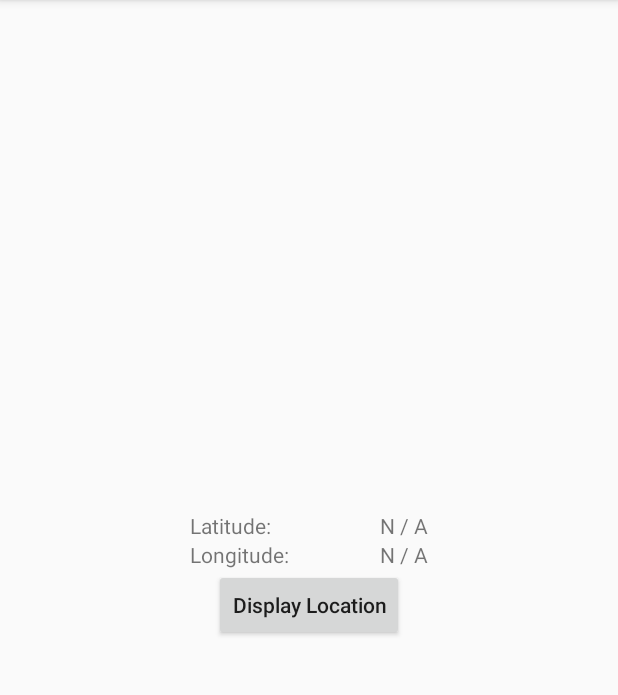
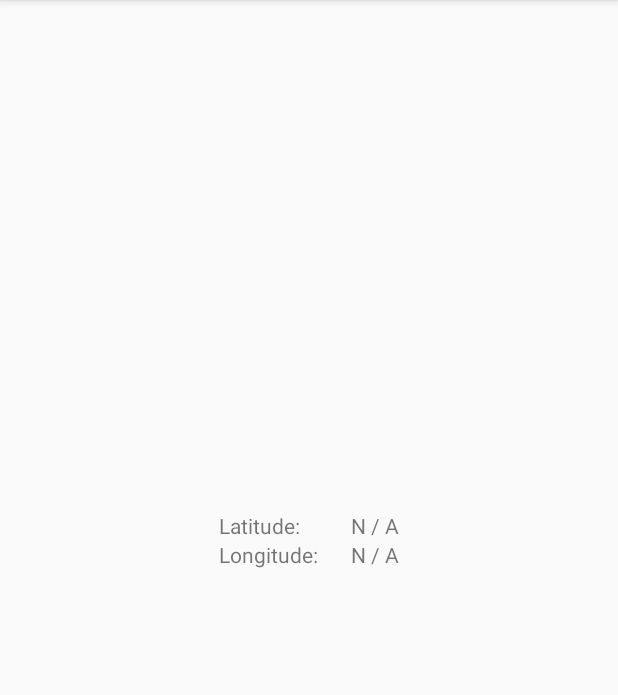
Before and after one commit to fangyiwen/NUMAD20SuYiwenFang, an Android app: the DisplayLocationActivity screen opened directly, with no data from a screen before it, on a phone screen of 412 x 824 dp, the part 84-779 px from its top. Run offline under Robolectric (Android 15) with nearby library versions, the phone set to English and light mode, and no system bars.

Commit message:
Update Try Again! button, Assignment 5

```diff
--- a/app/build.gradle
+++ b/app/build.gradle
@@ -8,8 +8,8 @@ android {
         applicationId "com.myexample.numad20su_yiwenfang"
         minSdkVersion 26
         targetSdkVersion 29
-        versionCode 7
-        versionName "7.0"
+        versionCode 8
+        versionName "8.0"
 
         testInstrumentationRunner "androidx.test.runner.AndroidJUnitRunner"
     }
--- a/app/src/main/java/com/myexample/numad20su_yiwenfang/DisplayLocationActivity.java
+++ b/app/src/main/java/com/myexample/numad20su_yiwenfang/DisplayLocationActivity.java
@@ -25,9 +25,17 @@ public class DisplayLocationActivity extends AppCompatActivity {
     protected void onCreate(Bundle savedInstanceState) {
         super.onCreate(savedInstanceState);
         setContentView(R.layout.activity_display_location);
+        // Try to show location when it onCreates
+        displayLocation();
     }
 
-    public void displayLocation(View view) {
+    // The Button "Try Again!" is initially invisible
+    // and only visible to click if permission denied or no location providers
+    public void displayLocationButton(View view) {
+        displayLocation();
+    }
+
+    public void displayLocation() {
         // Check permission for GPS location, network location, and network access
         if (ContextCompat.checkSelfPermission(this, Manifest.permission.ACCESS_FINE_LOCATION)
                 == PackageManager.PERMISSION_GRANTED && ContextCompat.checkSelfPermission(
@@ -63,6 +71,8 @@ public class DisplayLocationActivity extends AppCompatActivity {
                 } else {
                     // Permission denied
                     Toast.makeText(this, "Permission denied!", Toast.LENGTH_SHORT).show();
+                    // The Button "Try Again!" is set to be visible
+                    findViewById(R.id.button12).setVisibility(View.VISIBLE);
                 }
                 return;
             }
@@ -87,6 +97,8 @@ public class DisplayLocationActivity extends AppCompatActivity {
             Intent intent = new Intent();
             intent.setAction(Settings.ACTION_LOCATION_SOURCE_SETTINGS);
             startActivity(intent);
+            // The Button "Try Again!" is set to be visible
+            findViewById(R.id.button12).setVisibility(View.VISIBLE);
             return;
         }
 
@@ -99,6 +111,8 @@ public class DisplayLocationActivity extends AppCompatActivity {
             myLocationManager.requestLocationUpdates(currentProvider,
                     0, 0, myListener);
         }
+        // Location is successfully obtained. The Button "Try Again!" is then reset to be invisible
+        findViewById(R.id.button12).setVisibility(View.INVISIBLE);
     }
 
     // Display the latitude and longitude values in the TextViews
--- a/app/src/main/res/layout/activity_display_location.xml
+++ b/app/src/main/res/layout/activity_display_location.xml
@@ -58,9 +58,10 @@
                 android:id="@+id/button12"
                 android:layout_width="wrap_content"
                 android:layout_height="wrap_content"
-                android:onClick="displayLocation"
+                android:onClick="displayLocationButton"
                 android:text="@string/display_location_string"
-                android:textAllCaps="false" />
+                android:textAllCaps="false"
+                android:visibility="invisible" />
         </TableRow>
 
     </TableLayout>
--- a/app/src/main/res/values/strings.xml
+++ b/app/src/main/res/values/strings.xml
@@ -27,7 +27,7 @@
     <string name="locator_string">Locator</string>
     <string name="latitude_string">Latitude:&#160;</string>
     <string name="longitude_string">Longitude:&#160;</string>
-    <string name="display_location_string">Display Location</string>
+    <string name="display_location_string">Try Again!</string>
     <string name="latitude_n_a_string">N / A</string>
     <string name="longitude_n_a_string">N / A</string>
 </resources>
```
